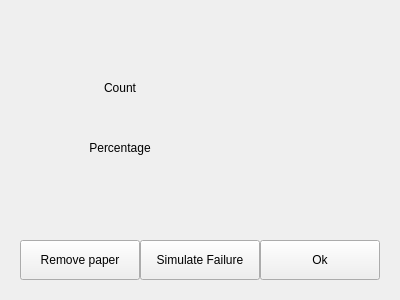
Old version of the form modbus-application/deliverycontrol.ui in the repository Wolkabout/offset-printing-machine-simulator-application.
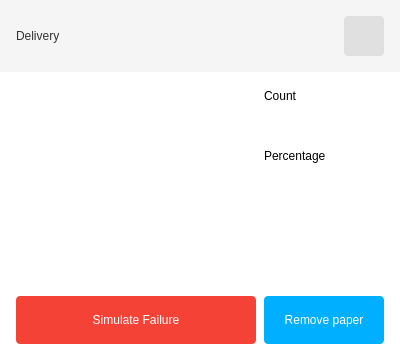
New version of the form. Icons and pictures are not drawn.

The edit to the form file:
```diff
--- a/modbus-application/deliverycontrol.ui
+++ b/modbus-application/deliverycontrol.ui
@@ -7,7 +7,7 @@
     <x>0</x>
     <y>0</y>
     <width>400</width>
-    <height>300</height>
+    <height>360</height>
    </rect>
   </property>
   <property name="sizePolicy">
@@ -19,31 +19,50 @@
   <property name="minimumSize">
    <size>
     <width>400</width>
-    <height>300</height>
+    <height>360</height>
    </size>
   </property>
   <property name="maximumSize">
    <size>
     <width>400</width>
-    <height>300</height>
+    <height>360</height>
    </size>
   </property>
   <property name="windowTitle">
    <string>Delivery</string>
   </property>
   <property name="autoFillBackground">
-   <bool>true</bool>
+   <bool>false</bool>
   </property>
   <property name="styleSheet">
-   <string notr="true"/>
+   <string notr="true">background-color: white;</string>
   </property>
   <widget class="QLabel" name="percentage">
    <property name="geometry">
     <rect>
-     <x>70</x>
-     <y>160</y>
-     <width>100</width>
-     <height>30</height>
+     <x>16</x>
+     <y>25</y>
+     <width>87</width>
+     <height>22</height>
+    </rect>
+   </property>
+   <property name="styleSheet">
+    <string notr="true">color: #323232; background-color: #f5f5f5;</string>
+   </property>
+   <property name="text">
+    <string>Delivery</string>
+   </property>
+   <property name="alignment">
+    <set>Qt::AlignLeading|Qt::AlignLeft|Qt::AlignVCenter</set>
+   </property>
+  </widget>
+  <widget class="QLabel" name="image">
+   <property name="geometry">
+    <rect>
+     <x>16</x>
+     <y>88</y>
+     <width>232</width>
+     <height>192</height>
     </rect>
    </property>
    <property name="text">
@@ -56,60 +75,84 @@
   <widget class="QLabel" name="countTitle">
    <property name="geometry">
     <rect>
-     <x>70</x>
-     <y>80</y>
-     <width>100</width>
+     <x>264</x>
+     <y>88</y>
+     <width>120</width>
      <height>15</height>
     </rect>
    </property>
    <property name="text">
     <string>Count</string>
    </property>
-   <property name="alignment">
-    <set>Qt::AlignCenter</set>
-   </property>
   </widget>
   <widget class="QLabel" name="percentageTitle">
    <property name="geometry">
     <rect>
-     <x>70</x>
-     <y>140</y>
-     <width>100</width>
-     <height>15</height>
+     <x>264</x>
+     <y>147</y>
+     <width>120</width>
+     <height>17</height>
     </rect>
    </property>
    <property name="text">
     <string>Percentage</string>
    </property>
    <property name="alignment">
-    <set>Qt::AlignCenter</set>
+    <set>Qt::AlignLeading|Qt::AlignLeft|Qt::AlignVCenter</set>
    </property>
   </widget>
   <widget class="QLabel" name="count">
    <property name="geometry">
     <rect>
-     <x>70</x>
-     <y>100</y>
-     <width>100</width>
-     <height>30</height>
+     <x>264</x>
+     <y>110</y>
+     <width>120</width>
+     <height>22</height>
     </rect>
    </property>
+   <property name="styleSheet">
+    <string notr="true">color: #00afff;</string>
+   </property>
    <property name="text">
     <string/>
    </property>
    <property name="alignment">
-    <set>Qt::AlignCenter</set>
+    <set>Qt::AlignLeading|Qt::AlignLeft|Qt::AlignVCenter</set>
+   </property>
+  </widget>
+  <widget class="QLabel" name="percentage">
+   <property name="geometry">
+    <rect>
+     <x>264</x>
+     <y>171</y>
+     <width>120</width>
+     <height>22</height>
+    </rect>
+   </property>
+   <property name="styleSheet">
+    <string notr="true">color: #00afff;</string>
+   </property>
+   <property name="text">
+    <string/>
+   </property>
+   <property name="alignment">
+    <set>Qt::AlignLeading|Qt::AlignLeft|Qt::AlignVCenter</set>
    </property>
   </widget>
   <widget class="QPushButton" name="edit">
    <property name="geometry">
     <rect>
-     <x>20</x>
-     <y>240</y>
+     <x>264</x>
+     <y>296</y>
      <width>120</width>
-     <height>40</height>
+     <height>48</height>
     </rect>
    </property>
+   <property name="styleSheet">
+    <string notr="true">
+border-radius: 4px;
+background-color: #00afff; color: white;</string>
+   </property>
    <property name="text">
     <string>Remove paper</string>
    </property>
@@ -117,64 +160,71 @@
   <widget class="QPushButton" name="failure">
    <property name="geometry">
     <rect>
-     <x>140</x>
-     <y>240</y>
-     <width>120</width>
-     <height>40</height>
+     <x>16</x>
+     <y>296</y>
+     <width>240</width>
+     <height>48</height>
     </rect>
    </property>
+   <property name="styleSheet">
+    <string notr="true">border-radius: 4px;
+background-color: #f44336; color: white;</string>
+   </property>
    <property name="text">
     <string>Simulate Failure</string>
    </property>
   </widget>
+  <widget class="QLabel" name="label">
+   <property name="geometry">
+    <rect>
+     <x>0</x>
+     <y>0</y>
+     <width>400</width>
+     <height>72</height>
+    </rect>
+   </property>
+   <property name="styleSheet">
+    <string notr="true">background-color: #F5F5F5;</string>
+   </property>
+   <property name="text">
+    <string/>
+   </property>
+  </widget>
   <widget class="QPushButton" name="ok">
    <property name="geometry">
     <rect>
-     <x>260</x>
-     <y>240</y>
-     <width>120</width>
+     <x>344</x>
+     <y>16</y>
+     <width>40</width>
      <height>40</height>
     </rect>
    </property>
-   <property name="text">
-    <string>Ok</string>
+   <property name="styleSheet">
+    <string notr="true">border-radius: 4px;
+background-color: #e0e0e0;
+color: #212121;
+</string>
    </property>
-  </widget>
-  <widget class="QLabel" name="name">
-   <property name="geometry">
-    <rect>
-     <x>20</x>
-     <y>20</y>
-     <width>360</width>
-     <height>40</height>
-    </rect>
-   </property>
    <property name="text">
     <string/>
    </property>
-   <property name="alignment">
-    <set>Qt::AlignCenter</set>
+   <property name="iconSize">
+    <size>
+     <width>24</width>
+     <height>24</height>
+    </size>
    </property>
   </widget>
-  <widget class="QLabel" name="image">
-   <property name="geometry">
-    <rect>
-     <x>200</x>
-     <y>60</y>
-     <width>180</width>
-     <height>180</height>
-    </rect>
-   </property>
-   <property name="text">
-    <string/>
-   </property>
-   <property name="pixmap">
-    <pixmap resource="animations.qrc">:/Animations/Resources/DeliveryAnimation1.gif</pixmap>
-   </property>
-   <property name="alignment">
-    <set>Qt::AlignCenter</set>
-   </property>
-  </widget>
+  <zorder>label</zorder>
+  <zorder>name</zorder>
+  <zorder>image</zorder>
+  <zorder>countTitle</zorder>
+  <zorder>percentageTitle</zorder>
+  <zorder>count</zorder>
+  <zorder>percentage</zorder>
+  <zorder>edit</zorder>
+  <zorder>failure</zorder>
+  <zorder>ok</zorder>
  </widget>
  <resources>
   <include location="animations.qrc"/>
```
Left out of the diff: 11 changed lines with no effect on the pictures.
